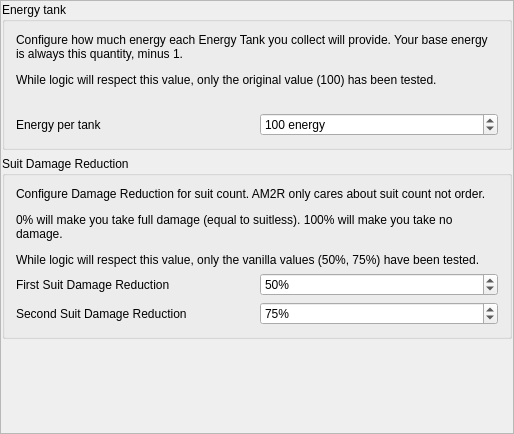
Qt form randovania/games/am2r/gui/ui_files/preset_am2r_energy.ui (randovania/randovania) before a commit.
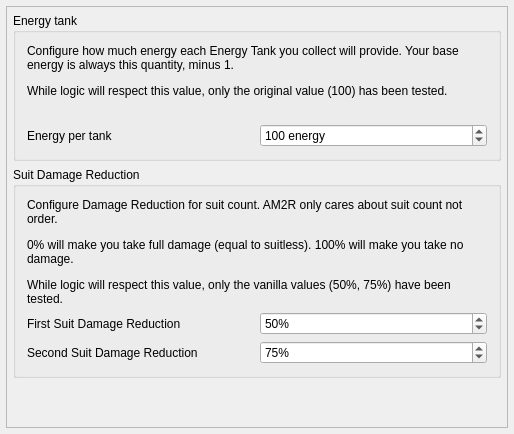
The same form after that commit.

```diff
--- a/randovania/games/am2r/gui/ui_files/preset_am2r_energy.ui
+++ b/randovania/games/am2r/gui/ui_files/preset_am2r_energy.ui
@@ -22,16 +22,16 @@
    </property>
    <layout class="QVBoxLayout" name="main_layout">
     <property name="leftMargin">
-     <number>0</number>
+     <number>6</number>
     </property>
     <property name="topMargin">
-     <number>0</number>
+     <number>6</number>
     </property>
     <property name="rightMargin">
-     <number>0</number>
+     <number>6</number>
     </property>
     <property name="bottomMargin">
-     <number>0</number>
+     <number>6</number>
     </property>
     <item>
      <widget class="QScrollArea" name="scroll_area">
@@ -43,8 +43,8 @@
         <rect>
          <x>0</x>
          <y>0</y>
-         <width>512</width>
-         <height>432</height>
+         <width>481</width>
+         <height>504</height>
         </rect>
        </property>
        <property name="sizePolicy">
@@ -55,16 +55,16 @@
        </property>
        <layout class="QVBoxLayout" name="scroll_area_layout">
         <property name="leftMargin">
-         <number>1</number>
+         <number>6</number>
         </property>
         <property name="topMargin">
-         <number>1</number>
+         <number>6</number>
         </property>
         <property name="rightMargin">
-         <number>1</number>
+         <number>6</number>
         </property>
         <property name="bottomMargin">
-         <number>0</number>
+         <number>6</number>
         </property>
         <item>
          <widget class="QGroupBox" name="energy_tank_box">
```
